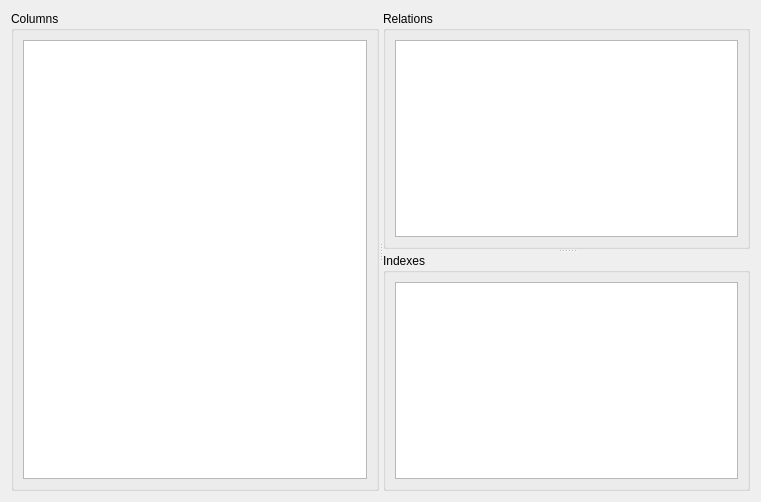
This is src/schema2/schema2alterview.ui in mugiseyebrows/mugi-query as Qt 5 draws it before an edit. The edited form follows.
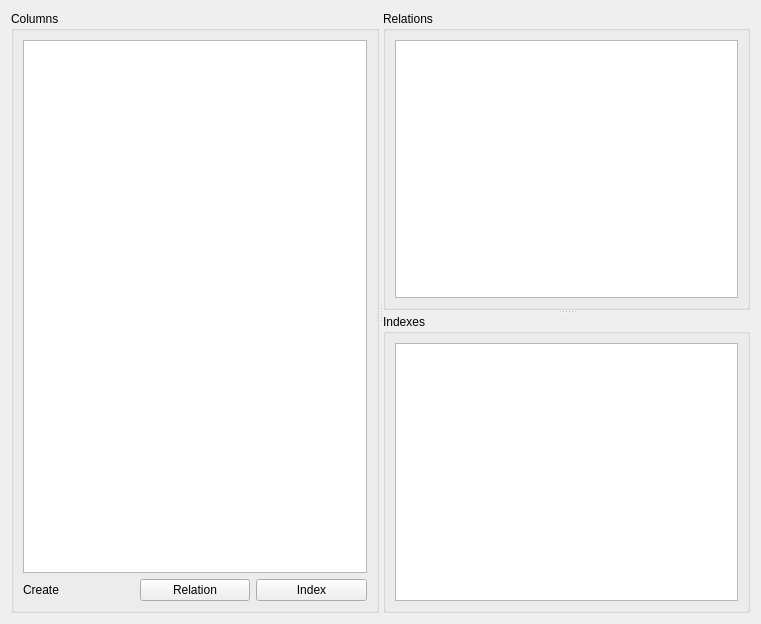
This is the edited form.

Commit message: rethink relations

Patch:
```diff
--- a/src/schema2/schema2alterview.ui
+++ b/src/schema2/schema2alterview.ui
@@ -7,7 +7,7 @@
     <x>0</x>
     <y>0</y>
     <width>761</width>
-    <height>502</height>
+    <height>624</height>
    </rect>
   </property>
   <property name="windowTitle">
@@ -27,10 +27,35 @@
        <item>
         <widget class="QTableView" name="columns">
          <attribute name="horizontalHeaderStretchLastSection">
-          <bool>true</bool>
+          <bool>false</bool>
          </attribute>
         </widget>
        </item>
+       <item>
+        <layout class="QHBoxLayout" name="horizontalLayout">
+         <item>
+          <widget class="QLabel" name="label">
+           <property name="text">
+            <string>Create</string>
+           </property>
+          </widget>
+         </item>
+         <item>
+          <widget class="QPushButton" name="createRelation">
+           <property name="text">
+            <string>Relation</string>
+           </property>
+          </widget>
+         </item>
+         <item>
+          <widget class="QPushButton" name="createIndex">
+           <property name="text">
+            <string>Index</string>
+           </property>
+          </widget>
+         </item>
+        </layout>
+       </item>
       </layout>
      </widget>
      <widget class="QSplitter" name="splitter">
```
The commit also changes 27 other files.
